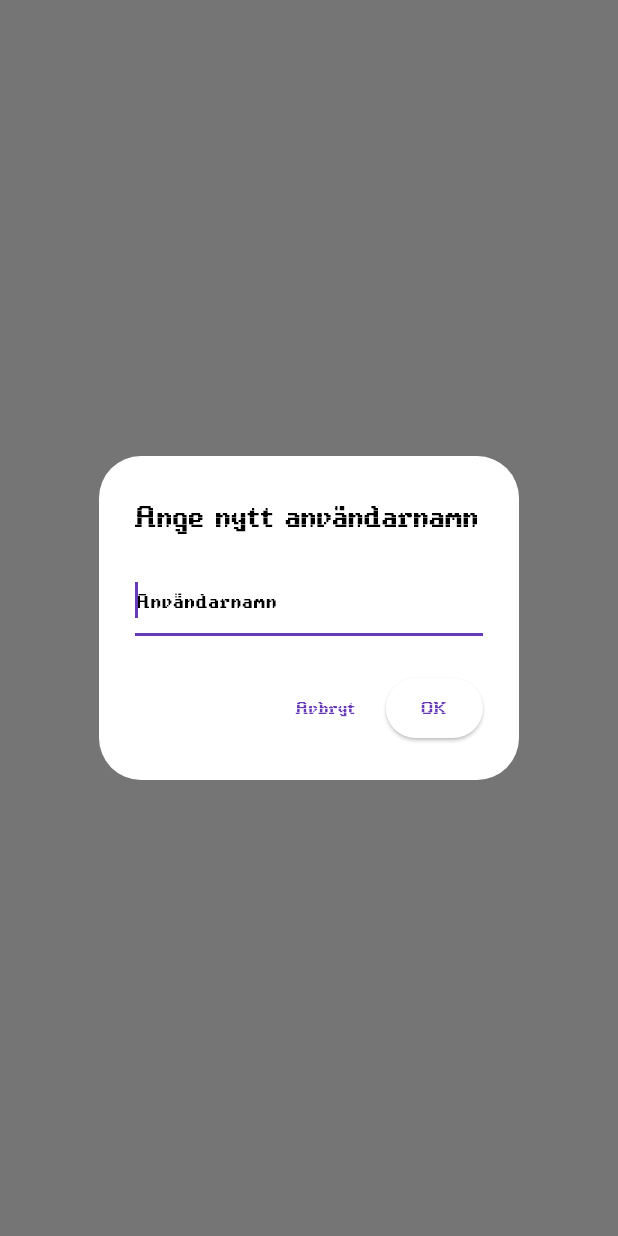
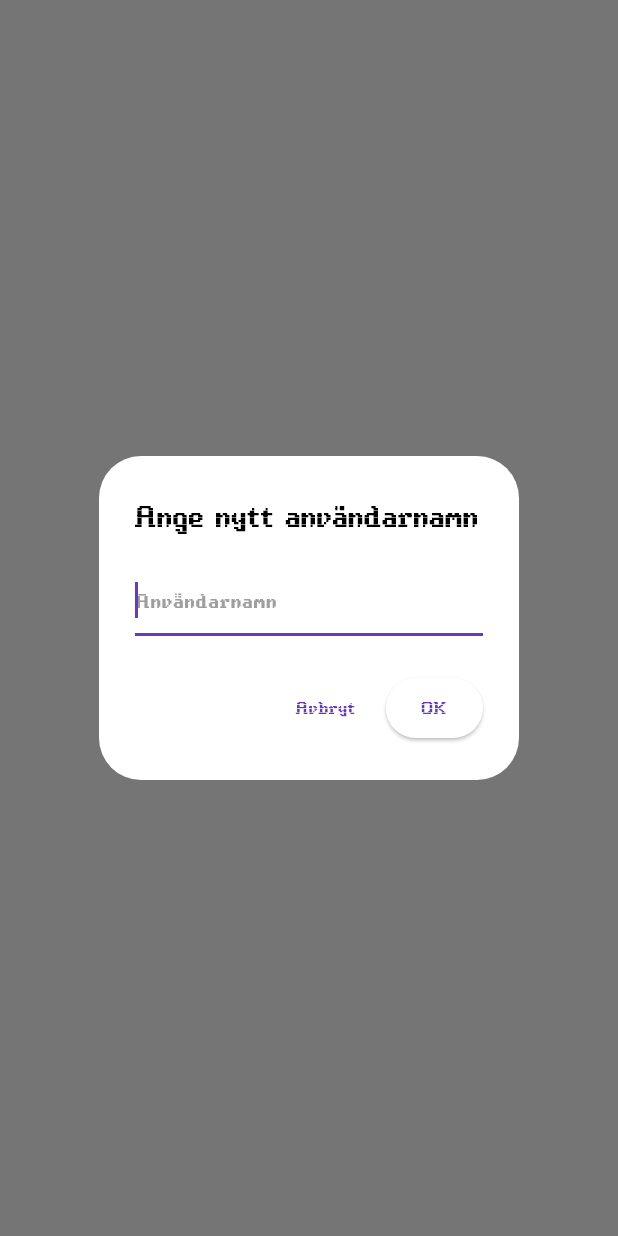
Before and after one commit to arnesahlberg/PkmnJakt, a Flutter app: what changeUserNamePopup() shows on an empty page, opened directly, on a phone screen of 412 x 824 dp. Run offline on Flutter 3.47's test engine with Material 3 defaults, Android fonts, the phone set to English and light mode, and no system bars; missing offline and left inert: ai_barcode_scanner, universal_html; network calls fail.

Commit message:
style fix

```diff
--- a/pkmn_gui/lib/screens/profile_screen.dart
+++ b/pkmn_gui/lib/screens/profile_screen.dart
@@ -82,6 +82,7 @@ class ProfileScreen extends StatelessWidget {
 
             // to log out
             ElevatedButton.icon(
+              style: ButtonStyles.buttonStyleWide,
               onPressed: () {
                 session.logout();
                 Navigator.pushReplacement(
--- a/pkmn_gui/lib/widgets/change_user_name_popup.dart
+++ b/pkmn_gui/lib/widgets/change_user_name_popup.dart
@@ -10,7 +10,10 @@ Future<String?> changeUserNamePopup(BuildContext context) async {
         title: const Text("Ange nytt användarnamn"),
         content: TextField(
           autofocus: true,
-          decoration: const InputDecoration(hintText: "Användarnamn"),
+          decoration: const InputDecoration(
+            hintText: "Användarnamn",
+            hintStyle: TextStyle(color: Colors.grey),
+          ),
           onChanged: (value) {
             name = value;
           },
```
Also changed, not shown: pkmn_gui/lib/widgets/new_user_prompt.dart (+12 -3 lines).
